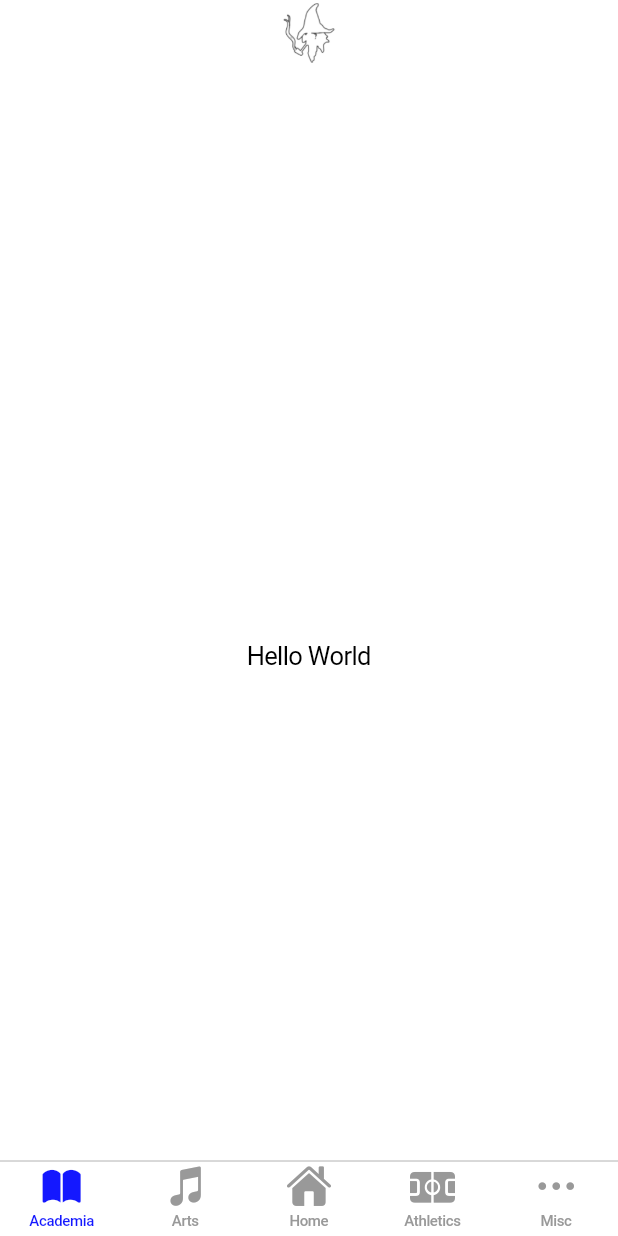
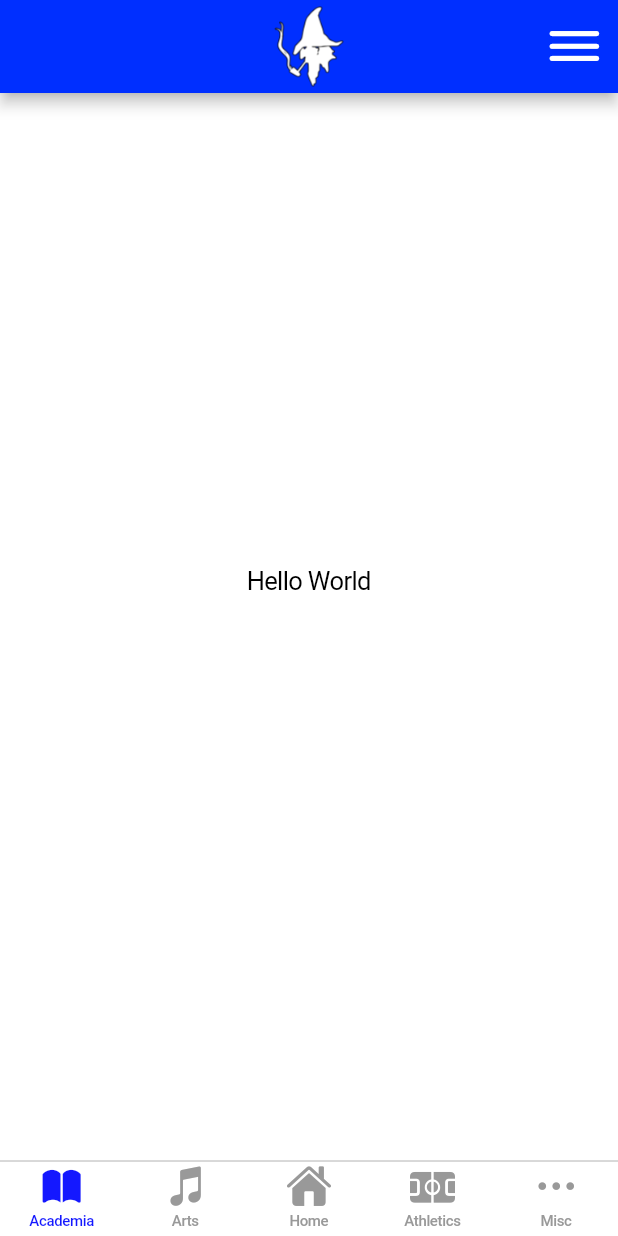
Before and after one commit to Mountie-Mobile/mountie-mobile-app, a Flutter app: the screen it shows after launch, on a phone screen of 412 x 824 dp. Run offline on Flutter 3.47's test engine with Material 2 defaults, Android fonts, the light colour scheme and no system bars.

Commit message:
ADDED BACK APPBAR BABYYYYYY

```diff
--- a/lib/custom_widgets/custom_nav_bar.dart
+++ b/lib/custom_widgets/custom_nav_bar.dart
@@ -1,4 +1,4 @@
-import 'package:flutter/cupertino.dart';
+/*import 'package:flutter/cupertino.dart';
 
 class CustomNavBar extends StatelessWidget
     implements ObstructingPreferredSizeWidget {
@@ -33,4 +33,64 @@ class CustomNavBar extends StatelessWidget
   bool shouldFullyObstruct(BuildContext context) {
     return true;
   }
+}*/
+
+import 'package:flutter/cupertino.dart';
+import 'package:flutter/material.dart';
+
+class CustomNavBar extends StatelessWidget
+    implements ObstructingPreferredSizeWidget {
+  const CustomNavBar({
+    Key? key,
+  }) : super(key: key);
+
+  @override
+  Widget build(BuildContext context) {
+    return AppBar(
+      title: const Image(
+        image: AssetImage('assets/mountie_icon.png'),
+        height: 54,
+      ),
+      centerTitle: true,
+      backgroundColor: Color.fromARGB(255, 0, 47, 255),
+      //titleSpacing: 50,
+      toolbarHeight: 62,
+      actions: [
+        IconButton(
+            onPressed: () => print('test'),
+            icon: Icon(CupertinoIcons.bars),
+            color: Color.fromARGB(255, 255, 255, 255),
+            iconSize: 46,
+            padding: EdgeInsets.all(6))
+      ],
+    );
+  }
+
+  @override
+  Size get preferredSize => Size.fromHeight(0);
+
+  @override
+  bool shouldFullyObstruct(BuildContext context) {
+    return true;
+  }
 }
+
+/*appBar: AppBar(
+                  title: const Image(
+                    image: AssetImage('assets/mountie_icon.png'),
+                    height: 54,
+                  ),
+                  centerTitle: true,
+                  backgroundColor: Color.fromARGB(255, 0, 47, 255),
+                  //titleSpacing: 50,
+                  toolbarHeight: 62,
+                  actions: [
+                    IconButton(
+                      onPressed: () => print('test'),
+                      icon: Icon(CupertinoIcons.line_horizontal_3),
+                      color: Color.fromARGB(255, 255, 255, 255),
+                    )
+                  ],
+                ),
+                body: Center(child: const Icon(CupertinoIcons.ant)),
+              );*/
--- a/lib/main.dart
+++ b/lib/main.dart
@@ -14,6 +14,11 @@ class _MountieMobileAppState extends State<MountieMobileAppMain> {
   @override
   Widget build(BuildContext context) {
     return CupertinoApp(
+      localizationsDelegates: [
+        DefaultMaterialLocalizations.delegate,
+        DefaultCupertinoLocalizations.delegate,
+        DefaultWidgetsLocalizations.delegate,
+      ],
       theme: const CupertinoThemeData(
         barBackgroundColor: Color.fromARGB(255, 0, 47, 255),
         primaryColor: Color.fromARGB(255, 20, 24, 255),
```
